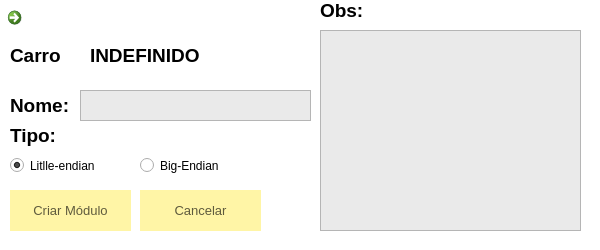
tatianascgil/Projeto_Informatico_Formula_Student_Barramento_CAN, file FSIPLeiria/criarmodulo.ui: the form before one commit.
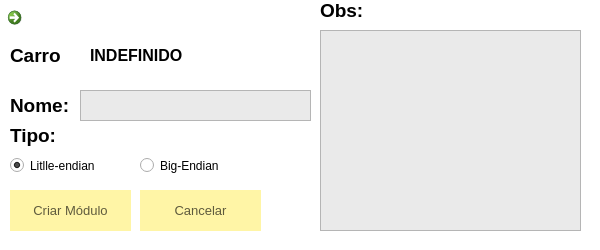
The form after the commit. Icons and pictures are not drawn.

```diff
--- a/FSIPLeiria/criarmodulo.ui
+++ b/FSIPLeiria/criarmodulo.ui
@@ -284,7 +284,7 @@
    </property>
    <property name="font">
     <font>
-     <pointsize>14</pointsize>
+     <pointsize>12</pointsize>
      <bold>true</bold>
     </font>
    </property>
```
